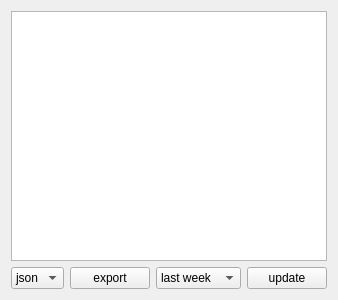
The window that app/ui/progress.ui (DanilaEfimov/CashTracker) describes before a commit, drawn with Qt 5.
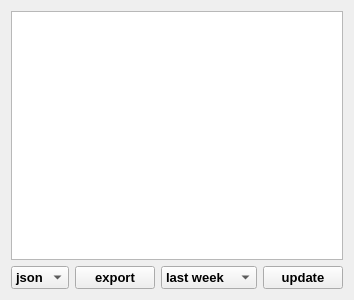
The same window after the commit.

```diff
--- a/app/ui/progress.ui
+++ b/app/ui/progress.ui
@@ -10,6 +10,12 @@
     <height>300</height>
    </rect>
   </property>
+  <property name="font">
+   <font>
+    <pointsize>10</pointsize>
+    <bold>true</bold>
+   </font>
+  </property>
   <property name="windowTitle">
    <string>Form</string>
   </property>
```
